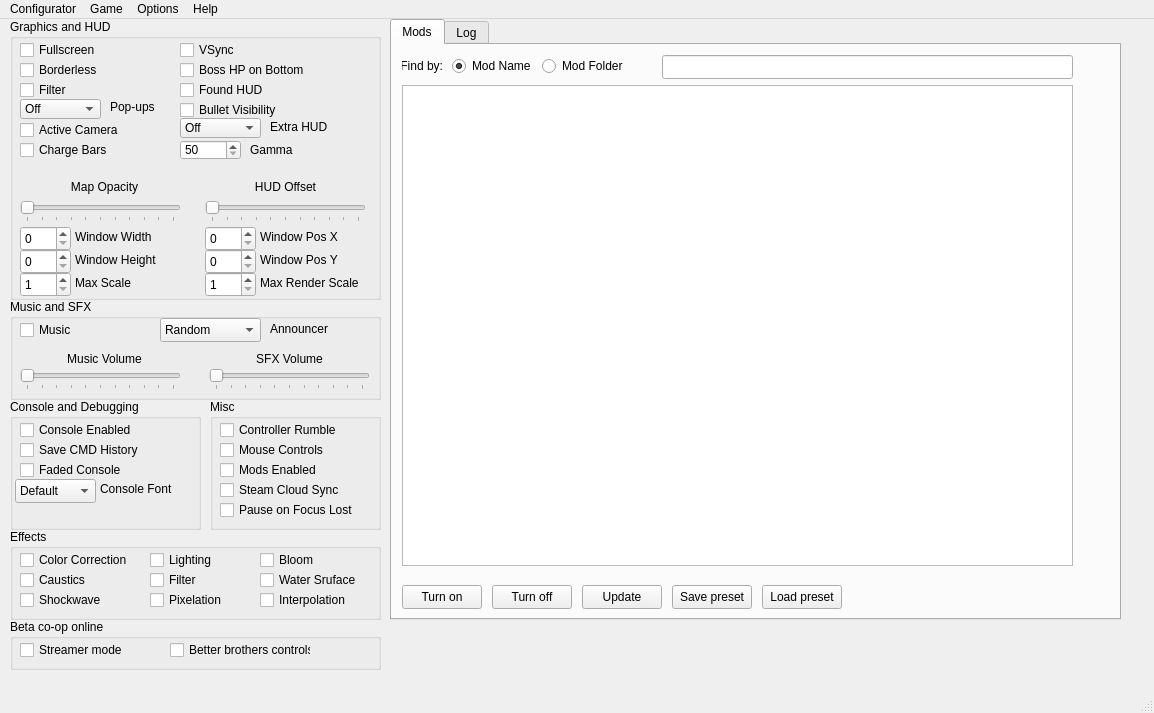
BrakeDude/IsaacConfigurator, file mainwindow.ui: the form before one commit.
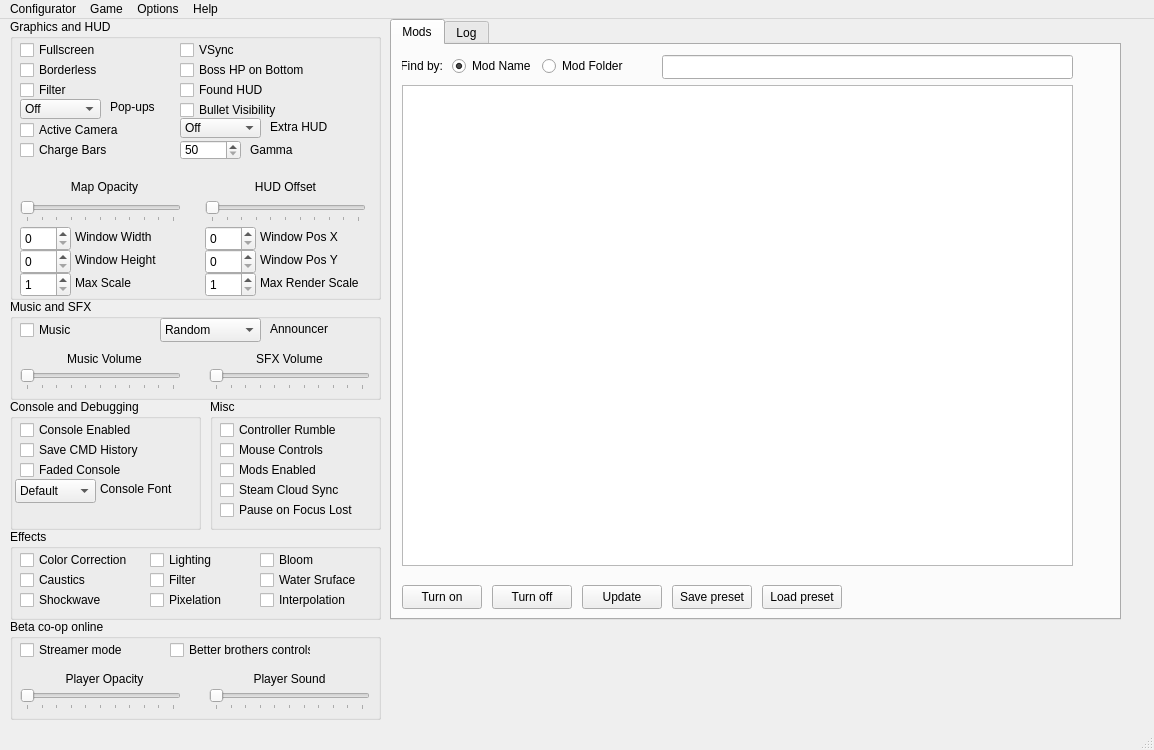
The form after the commit. Icons and pictures are not drawn.

```diff
--- a/mainwindow.ui
+++ b/mainwindow.ui
@@ -7,7 +7,7 @@
     <x>0</x>
     <y>0</y>
     <width>1154</width>
-    <height>713</height>
+    <height>750</height>
    </rect>
   </property>
   <property name="minimumSize">
@@ -1274,7 +1274,7 @@
       <x>10</x>
       <y>600</y>
       <width>371</width>
-      <height>51</height>
+      <height>101</height>
      </rect>
     </property>
     <property name="title">
@@ -1306,6 +1306,100 @@
       <string>Better brothers controls</string>
      </property>
     </widget>
+    <widget class="QSlider" name="horizontalSlider_PlayerOpacity">
+     <property name="geometry">
+      <rect>
+       <x>10</x>
+       <y>70</y>
+       <width>161</width>
+       <height>21</height>
+      </rect>
+     </property>
+     <property name="maximum">
+      <number>10</number>
+     </property>
+     <property name="pageStep">
+      <number>1</number>
+     </property>
+     <property name="orientation">
+      <enum>Qt::Horizontal</enum>
+     </property>
+     <property name="invertedAppearance">
+      <bool>false</bool>
+     </property>
+     <property name="invertedControls">
+      <bool>false</bool>
+     </property>
+     <property name="tickPosition">
+      <enum>QSlider::TicksBelow</enum>
+     </property>
+     <property name="tickInterval">
+      <number>0</number>
+     </property>
+    </widget>
+    <widget class="QSlider" name="horizontalSlider_PlayersSFX">
+     <property name="geometry">
+      <rect>
+       <x>199</x>
+       <y>70</y>
+       <width>161</width>
+       <height>21</height>
+      </rect>
+     </property>
+     <property name="maximum">
+      <number>10</number>
+     </property>
+     <property name="pageStep">
+      <number>1</number>
+     </property>
+     <property name="orientation">
+      <enum>Qt::Horizontal</enum>
+     </property>
+     <property name="invertedAppearance">
+      <bool>false</bool>
+     </property>
+     <property name="invertedControls">
+      <bool>false</bool>
+     </property>
+     <property name="tickPosition">
+      <enum>QSlider::TicksBelow</enum>
+     </property>
+     <property name="tickInterval">
+      <number>0</number>
+     </property>
+    </widget>
+    <widget class="QLabel" name="label_PlayerOpacity">
+     <property name="geometry">
+      <rect>
+       <x>14</x>
+       <y>50</y>
+       <width>161</width>
+       <height>20</height>
+      </rect>
+     </property>
+     <property name="text">
+      <string>Player Opacity</string>
+     </property>
+     <property name="alignment">
+      <set>Qt::AlignCenter</set>
+     </property>
+    </widget>
+    <widget class="QLabel" name="label_PlayersSFXVol">
+     <property name="geometry">
+      <rect>
+       <x>199</x>
+       <y>50</y>
+       <width>161</width>
+       <height>20</height>
+      </rect>
+     </property>
+     <property name="text">
+      <string>Player Sound</string>
+     </property>
+     <property name="alignment">
+      <set>Qt::AlignCenter</set>
+     </property>
+    </widget>
    </widget>
   </widget>
   <widget class="QStatusBar" name="statusbar">
```
